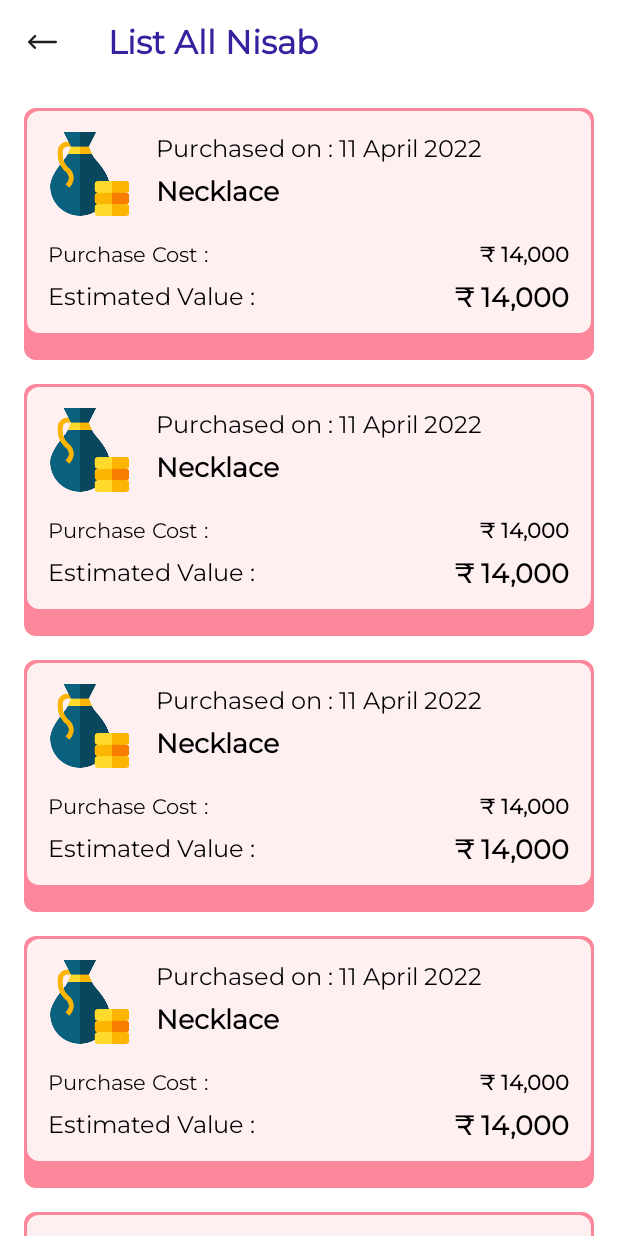
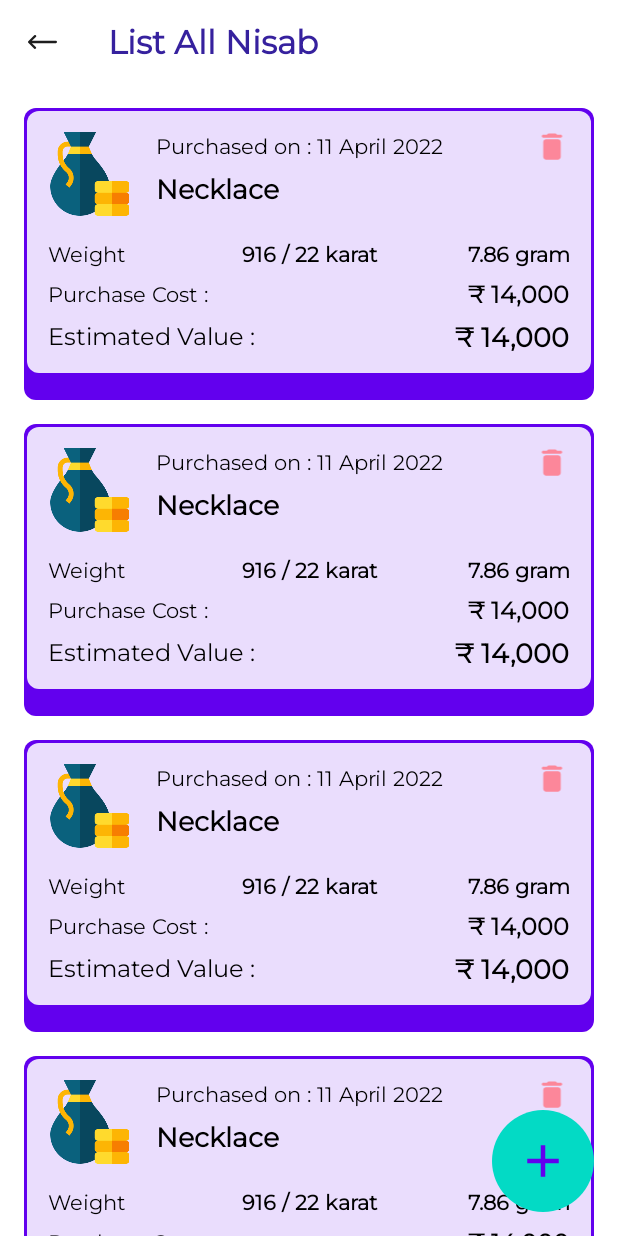
Before and after one commit to fazal88/Zakat-Nisab, an Android app built with Jetpack Compose: the layout list_fragment.xml on its own in the app's theme, with its tools: preview values and no code run, on a phone screen of 412 x 824 dp. Run offline under Robolectric (Android 15) with nearby library versions, the phone set to English and light mode, and no system bars; network calls fail.

Commit message:
added delete button

```diff
--- a/app/src/main/java/com/androidvoyage/zakat/model/NisabItem.kt
+++ b/app/src/main/java/com/androidvoyage/zakat/model/NisabItem.kt
@@ -15,10 +15,11 @@ import kotlinx.parcelize.Parcelize
 data class NisabItem(
     @PrimaryKey(autoGenerate = true)
     val id: Long = 0,
+    var datePurchase: Long = System.currentTimeMillis(),
     var name: String = "",
-    var price: String = "0",
     var type: String = "",
-    var karat: String = "",
+    var purity: String = "",
     var weight: String = "",
-    var estimatedValue: String = "0"
+    var price: Long = 0,
+    var estimatedValue: Long = 0
 ) : Parcelable
--- a/app/src/main/java/com/androidvoyage/zakat/screens/edit/EditViewModel.kt
+++ b/app/src/main/java/com/androidvoyage/zakat/screens/edit/EditViewModel.kt
@@ -18,7 +18,7 @@ class EditViewModel : ViewModel() {
     }
 
     fun setKarat(item: String) {
-        nisanItem.value?.karat = item
+        nisanItem.value?.purity = item
         notifyModel()
     }
 
--- a/app/src/main/java/com/androidvoyage/zakat/util/BindingUtils.kt
+++ b/app/src/main/java/com/androidvoyage/zakat/util/BindingUtils.kt
@@ -308,7 +308,7 @@ fun TextView.setEstimatedValue(vm: NisabItem?) {
 
         text = if (isMetail) {
             val grams = it.weight
-            val rate = SharedPreferencesManager.getInstance().getRate(vm.karat)
+            val rate = SharedPreferencesManager.getInstance().getRate(vm.purity)
             val estimatedValue = grams.toFloat() * rate.toFloat()
             val roundOffEstimatedValue = Utils.roundOff(estimatedValue, 2)
             "₹ $roundOffEstimatedValue"
@@ -325,7 +325,7 @@ fun TextView.setEstimatedZakat(vm: NisabItem?) {
 
         text = if (isMetail) {
             val grams = it.weight
-            val rate = SharedPreferencesManager.getInstance().getRate(vm.karat)
+            val rate = SharedPreferencesManager.getInstance().getRate(vm.purity)
             val estimatedValue = grams.toFloat() * rate.toFloat() * 0.025
             val roundOffEstimatedValue = Utils.roundOff(estimatedValue, 2)
             "₹ ${roundOffEstimatedValue}"
--- a/app/src/main/res/drawable/back_rect_round_8dp.xml
+++ b/app/src/main/res/drawable/back_rect_round_8dp.xml
@@ -2,7 +2,7 @@
 <selector xmlns:android="http://schemas.android.com/apk/res/android">
 <item>
     <shape>
-        <solid android:color="@color/LightRed"/>
+        <solid android:color="@color/primaryColor"/>
         <corners android:radius="8dp"/>
     </shape>
 </item>
--- /dev/null
+++ b/app/src/main/res/drawable/ic_delete_24.xml
@@ -0,0 +1,10 @@
+<vector xmlns:android="http://schemas.android.com/apk/res/android"
+    android:width="24dp"
+    android:height="24dp"
+    android:viewportWidth="24"
+    android:viewportHeight="24"
+    android:tint="@color/black">
+  <path
+      android:fillColor="@android:color/white"
+      android:pathData="M6,19c0,1.1 0.9,2 2,2h8c1.1,0 2,-0.9 2,-2V9c0,-1.1 -0.9,-2 -2,-2H8c-1.1,0 -2,0.9 -2,2v10zM18,4h-2.5l-0.71,-0.71c-0.18,-0.18 -0.44,-0.29 -0.7,-0.29H9.91c-0.26,0 -0.52,0.11 -0.7,0.29L8.5,4H6c-0.55,0 -1,0.45 -1,1s0.45,1 1,1h12c0.55,0 1,-0.45 1,-1s-0.45,-1 -1,-1z"/>
+</vector>
--- a/app/src/main/res/layout/item_list_nisab.xml
+++ b/app/src/main/res/layout/item_list_nisab.xml
@@ -46,6 +46,28 @@
             app:layout_constraintTop_toTopOf="parent" />
 
         <TextView
+            android:id="@+id/tv_purchase_date"
+            android:layout_width="wrap_content"
+            android:layout_height="wrap_content"
+            android:text="@{@string/str_cost(vm.price)}"
+            android:textColor="@color/black"
+            app:layout_constraintEnd_toEndOf="@+id/tv_item"
+            app:layout_constraintHorizontal_bias="0"
+            app:layout_constraintStart_toStartOf="@+id/tv_item"
+            app:layout_constraintTop_toTopOf="@+id/iv_item"
+            tools:text="Purchased on : 11 April 2022" />
+
+        <ImageView
+            android:layout_width="wrap_content"
+            android:layout_height="wrap_content"
+            android:padding="16dp"
+            android:src="@drawable/ic_delete_24"
+            app:layout_constraintBottom_toBottomOf="@+id/tv_purchase_date"
+            app:layout_constraintEnd_toEndOf="parent"
+            app:layout_constraintTop_toTopOf="@+id/tv_purchase_date"
+            app:tint="@color/LightRed" />
+
+        <TextView
             android:id="@+id/tv_item"
             android:layout_width="0dp"
             android:layout_height="wrap_content"
@@ -60,28 +82,60 @@
             app:layout_constraintTop_toBottomOf="@+id/tv_purchase_date"
             tools:text="Necklace" />
 
-        <TextView
-            android:id="@+id/tv_purchase_date"
+        <LinearLayout
+            android:id="@+id/ll_weight"
             android:layout_width="0dp"
             android:layout_height="wrap_content"
-            android:text="@{@string/str_cost(vm.price)}"
-            android:textColor="@color/black"
-            android:textSize="16sp"
-            app:layout_constraintEnd_toEndOf="@+id/tv_item"
-            app:layout_constraintStart_toStartOf="@+id/tv_item"
-            app:layout_constraintTop_toTopOf="@+id/iv_item"
-            tools:text="Purchased on : 11 April 2022" />
+            android:layout_marginHorizontal="16dp"
+            android:layout_marginTop="16dp"
+            android:orientation="horizontal"
+            app:layout_constraintEnd_toEndOf="parent"
+            app:layout_constraintStart_toStartOf="parent"
+            app:layout_constraintTop_toBottomOf="@+id/iv_item">
+
+            <TextView
+                android:layout_width="0dp"
+                android:layout_height="wrap_content"
+                android:layout_weight="1"
+                android:text="Weight"
+                android:textColor="@color/black"
+                app:layout_constraintStart_toStartOf="parent"
+                app:layout_constraintTop_toBottomOf="@+id/ll_weight" />
+
+            <TextView
+                android:layout_width="0dp"
+                android:layout_height="wrap_content"
+                android:layout_weight="1"
+                android:gravity="center"
+                android:text="916 / 22 karat"
+                android:textColor="@color/black"
+                android:textStyle="bold"
+                app:layout_constraintStart_toStartOf="parent"
+                app:layout_constraintTop_toBottomOf="@+id/ll_weight" />
+
+            <TextView
+                android:layout_width="0dp"
+                android:layout_height="wrap_content"
+                android:layout_weight="1"
+                android:gravity="end"
+                android:text="7.86 gram"
+                android:textColor="@color/black"
+                android:textStyle="bold"
+                app:layout_constraintStart_toStartOf="parent"
+                app:layout_constraintTop_toBottomOf="@+id/ll_weight" />
+
+        </LinearLayout>
 
         <TextView
             android:id="@+id/tv_lable_purchase"
             android:layout_width="wrap_content"
             android:layout_height="wrap_content"
             android:layout_marginHorizontal="16dp"
-            android:layout_marginTop="16dp"
+            android:layout_marginTop="8dp"
             android:text="@string/str_purchase_cost"
             android:textColor="@color/black"
             app:layout_constraintStart_toStartOf="parent"
-            app:layout_constraintTop_toBottomOf="@+id/iv_item" />
+            app:layout_constraintTop_toBottomOf="@+id/ll_weight" />
 
         <TextView
             android:id="@+id/tv_purchase_value"
@@ -91,6 +145,7 @@
             android:layout_marginHorizontal="16dp"
             android:text="@{@string/str_cost(vm.price)}"
             android:textColor="@color/black"
+            android:textSize="16sp"
             android:textStyle="bold"
             app:layout_constraintBottom_toBottomOf="@+id/tv_lable_purchase"
             app:layout_constraintEnd_toEndOf="parent"
--- a/app/src/main/res/layout/list_fragment.xml
+++ b/app/src/main/res/layout/list_fragment.xml
@@ -52,6 +52,18 @@
             tools:itemCount="7"
             tools:listitem="@layout/item_list_nisab" />
 
+        <ImageView
+            android:layout_width="wrap_content"
+            android:layout_height="wrap_content"
+            android:background="@drawable/back_round"
+            android:padding="16dp"
+            android:backgroundTint="@color/accentColor"
+            android:src="@drawable/ic_add"
+            app:layout_constraintEnd_toEndOf="parent"
+            app:layout_constraintBottom_toBottomOf="parent"
+            android:layout_margin="16dp"
+            app:tint="@color/primaryColor" />
+
 
     </androidx.constraintlayout.widget.ConstraintLayout>
 </layout>
```
